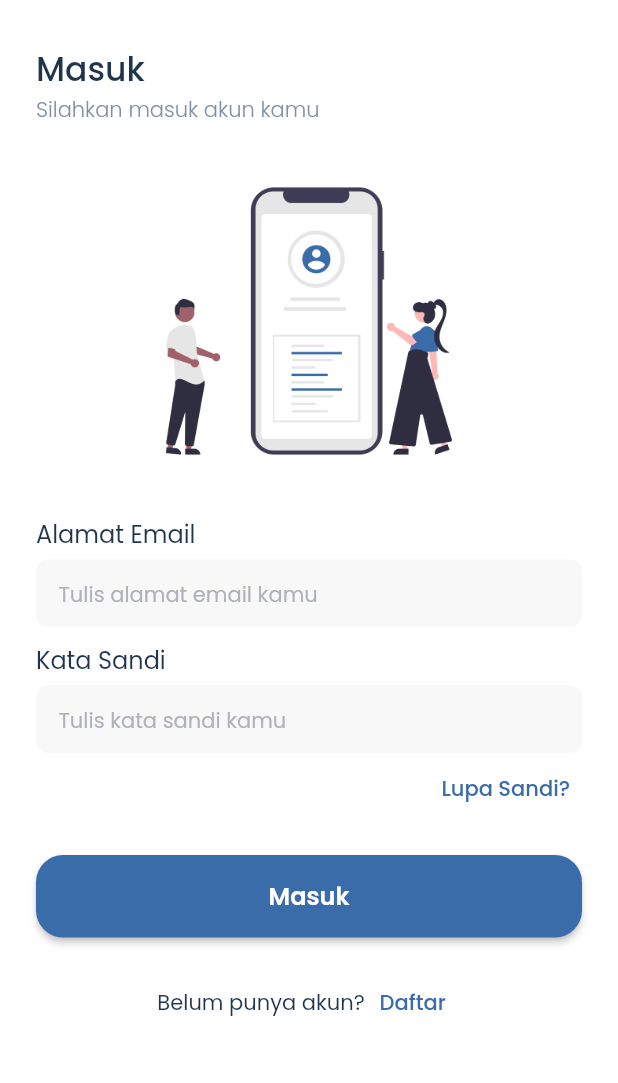
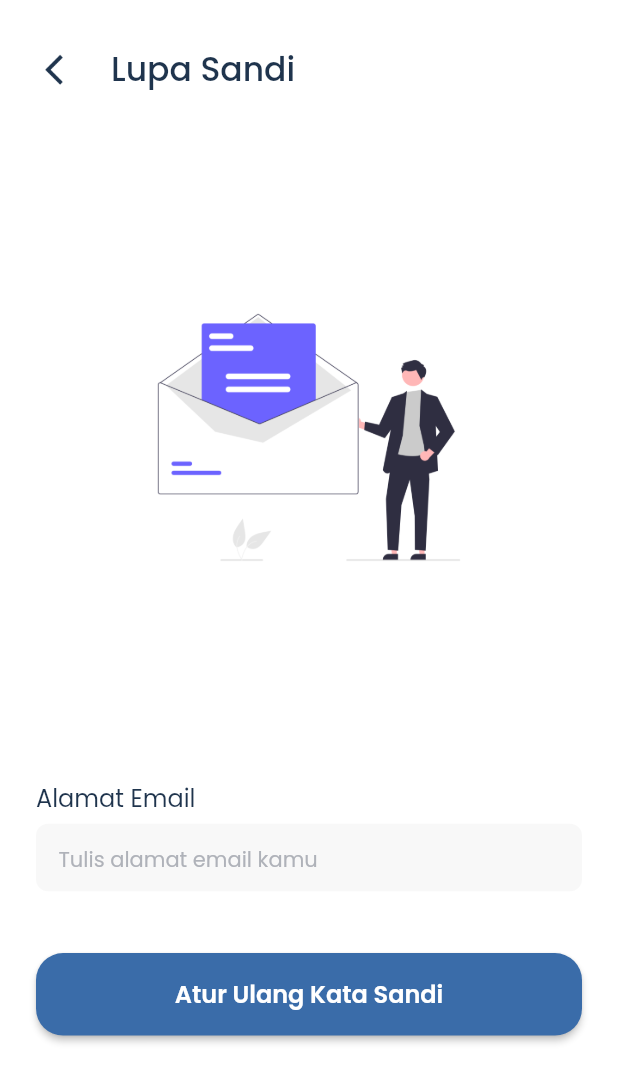
Before and after one commit to nadiamrnt/peka, a Flutter app: the screen it shows after launch, after a tap on "Lupa Sandi?", on a phone screen of 412 x 824 dp. Shown: the top 1083 px of the screen. Run offline on Flutter 3.47's test engine with Material 2 defaults, Android fonts, the phone set to English and light mode, and no system bars; our stand-ins replace equatable, google_fonts, salomon_bottom_bar.

Commit message:
menambah halaman lupa sandi

```diff
--- a/lib/main.dart
+++ b/lib/main.dart
@@ -2,6 +2,7 @@ import 'package:flutter/material.dart';
 import 'package:peka/common/styles.dart';
 import 'package:peka/splash_screen.dart';
 import 'package:peka/ui/pages/auth/add_photo_page.dart';
+import 'package:peka/ui/pages/auth/forgot_password_page.dart';
 import 'package:peka/ui/pages/auth/login_page.dart';
 import 'package:peka/ui/pages/auth/signup_page.dart';
 import 'package:peka/ui/pages/category/category_page.dart';
@@ -40,6 +41,7 @@ class MyApp extends StatelessWidget {
         CategoryPage.routeName: (_) => const CategoryPage(),
         SearchPage.routeName: (_) => const SearchPage(),
         AddPhotoPage.routeName: (_) => const AddPhotoPage(),
+        ForgotPasswordPage.routeName: (_) => const ForgotPasswordPage(),
       },
     );
   }
--- /dev/null
+++ b/lib/ui/pages/auth/forgot_password_page.dart
@@ -0,0 +1,101 @@
+import 'package:flutter/material.dart';
+import 'package:peka/common/styles.dart';
+import 'package:peka/ui/widgets/button.dart';
+
+class ForgotPasswordPage extends StatelessWidget {
+  const ForgotPasswordPage({Key? key}) : super(key: key);
+  static const routeName = '/forgot-password-page';
+
+  @override
+  Widget build(BuildContext context) {
+    return SafeArea(
+      child: Scaffold(
+        body: Padding(
+          padding: const EdgeInsets.symmetric(vertical: 30.0, horizontal: 24.0),
+          child: Column(
+            children: [
+              _buildHeader(context),
+              SizedBox(height: MediaQuery.of(context).size.height * 0.15),
+              _buildIllustrasi(context),
+              SizedBox(height: MediaQuery.of(context).size.height * 0.15),
+              _buildEmail(),
+              SizedBox(height: MediaQuery.of(context).size.height * 0.05),
+              Button(
+                textButton: 'Atur Ulang Kata Sandi',
+                onTap: () {},
+              )
+            ],
+          ),
+        ),
+      ),
+    );
+  }
+
+  Widget _buildHeader(BuildContext context) {
+    return Row(
+      children: [
+        GestureDetector(
+          onTap: () {
+            Navigator.pop(context);
+          },
+          child: Image.asset(
+            "assets/icons/ic_back_signup.png",
+            width: 24,
+            height: 24,
+          ),
+        ),
+        const SizedBox(
+          width: 26.0,
+        ),
+        Text(
+          "Lupa Sandi",
+          style: blackTextStyle.copyWith(fontSize: 22, fontWeight: medium),
+        )
+      ],
+    );
+  }
+
+  Widget _buildIllustrasi(BuildContext context) {
+    return Center(
+      child: SizedBox(
+        width: 210,
+        height: 210,
+        child: Image.asset(
+          'assets/images/ill_forgot_password.png',
+          width: MediaQuery.of(context).size.width,
+          fit: BoxFit.cover,
+        ),
+      ),
+    );
+  }
+
+  Widget _buildEmail() {
+    return Column(
+      crossAxisAlignment: CrossAxisAlignment.start,
+      children: [
+        Text(
+          "Alamat Email",
+          style: blackTextStyle.copyWith(fontSize: 16, fontWeight: regular),
+        ),
+        const SizedBox(
+          height: 5.0,
+        ),
+        Container(
+          height: 45.0,
+          width: double.infinity,
+          padding: const EdgeInsets.symmetric(horizontal: 15.0),
+          decoration: BoxDecoration(
+              color: kGreyBgColor,
+              borderRadius: BorderRadius.circular(defaultRadiusTextField)),
+          child: TextField(
+              decoration: InputDecoration(
+                  hintText: "Tulis alamat email kamu",
+                  hintStyle: greyHintTextStyle,
+                  border: InputBorder.none),
+              style:
+                  blackTextStyle.copyWith(fontWeight: regular, fontSize: 14.0)),
+        ),
+      ],
+    );
+  }
+}
--- a/lib/ui/pages/auth/login_page.dart
+++ b/lib/ui/pages/auth/login_page.dart
@@ -147,7 +147,7 @@ class LoginPage extends StatelessWidget {
       alignment: Alignment.centerRight,
       child: TextButton(
         onPressed: () {
-          // Navigation.intent(ForgotPasswordPage.routeName);
+          Navigation.intent(ForgotPasswordPage.routeName);
         },
         child: Text(
           "Lupa Sandi?",
```
Also changed, not shown: assets/images/ill_forgot_password.png (added).
